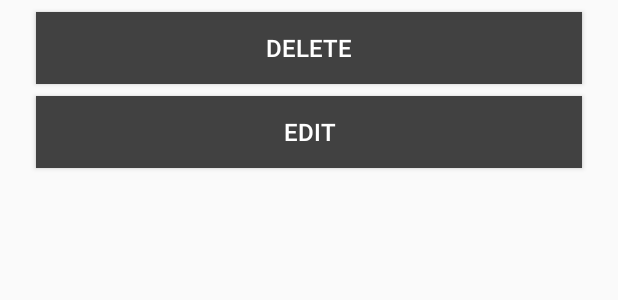
After one commit to gibbo49/MyBank, an Android app: the layout options_menu.xml on its own in the app's theme, with its tools: preview values and no code run, on a phone screen of 412 x 824 dp. The commit adds this screen. Shown: the top 300 px of the screen. Run offline under Robolectric (Android 15) with nearby library versions, the phone set to English and light mode, and no system bars.

Commit message:
options menu added, delete function working

```diff
--- a/app/src/main/AndroidManifest.xml
+++ b/app/src/main/AndroidManifest.xml
@@ -23,7 +23,9 @@
         </activity>
         <activity android:name=".AddExpenseActivity" />
         <activity android:name=".LoginActivity" />
-        <activity android:name=".RegisterActivity"></activity>
+        <activity android:name=".RegisterActivity" />
+        <activity android:name=".ItemOptionsActivity" />
+        <activity android:name=".UpdateItemActivity"></activity>
     </application>
 
 </manifest>
--- a/app/src/main/java/com/chrisgibson/mybank/Item.kt
+++ b/app/src/main/java/com/chrisgibson/mybank/Item.kt
@@ -1,3 +1,3 @@
 package com.chrisgibson.mybank
 
-data class Item constructor(val itemName: String, val itemPrice: String, val itemCategory: String, val categoryIcon:Long)
+data class Item constructor(val itemName: String, val itemPrice: String, val itemCategory: String, val categoryIcon:Long, val user:String, val documentId:String)
--- /dev/null
+++ b/app/src/main/java/com/chrisgibson/mybank/ItemOptionsClickListener.kt
@@ -0,0 +1,6 @@
+package com.chrisgibson.mybank
+
+interface ItemOptionsClickListener {
+    fun itemOptionsMenuClicked(item: Item){
+    }
+}
--- /dev/null
+++ b/app/src/main/res/layout/options_menu.xml
@@ -0,0 +1,41 @@
+<?xml version="1.0" encoding="utf-8"?>
+<android.support.constraint.ConstraintLayout xmlns:android="http://schemas.android.com/apk/res/android"
+    xmlns:app="http://schemas.android.com/apk/res-auto"
+    xmlns:tools="http://schemas.android.com/tools"
+    android:layout_width="match_parent"
+    android:layout_height="wrap_content">
+
+    <Button
+        android:id="@+id/option_delete_btn"
+        android:layout_width="0dp"
+        android:layout_height="wrap_content"
+        android:layout_marginEnd="24dp"
+        android:layout_marginStart="24dp"
+        android:layout_marginTop="8dp"
+        android:background="@color/colorPrimary"
+        android:text="Delete"
+        android:textColor="@color/cardview_light_background"
+        android:textSize="16sp"
+        app:layout_constraintEnd_toEndOf="parent"
+        app:layout_constraintHorizontal_bias="0.5"
+        app:layout_constraintStart_toStartOf="parent"
+        app:layout_constraintTop_toTopOf="parent" />
+
+    <Button
+        android:id="@+id/option_edit_btn"
+        android:layout_width="0dp"
+        android:layout_height="wrap_content"
+        android:layout_marginBottom="8dp"
+        android:layout_marginEnd="24dp"
+        android:layout_marginStart="24dp"
+        android:layout_marginTop="8dp"
+        android:background="@color/colorPrimary"
+        android:text="Edit"
+        android:textColor="@color/cardview_light_background"
+        android:textSize="16sp"
+        app:layout_constraintBottom_toBottomOf="parent"
+        app:layout_constraintEnd_toEndOf="parent"
+        app:layout_constraintHorizontal_bias="0.5"
+        app:layout_constraintStart_toStartOf="parent"
+        app:layout_constraintTop_toBottomOf="@+id/option_delete_btn" />
+</android.support.constraint.ConstraintLayout>
--- a/app/src/main/res/values/strings.xml
+++ b/app/src/main/res/values/strings.xml
@@ -6,6 +6,7 @@
     <string name="facebook_app_id">1691333370931926</string>
     <string name="fb_login_protocol_scheme">fb1691333370931926</string>
     <string name="welcome_login">Welcome to MyBank\nPlease Log in</string>
+    <string name="total">WEEKLY TOTAL: \n$ %.2f</string>
 
 
 </resources>
```
Also changed, not shown: app/src/main/java/com/chrisgibson/mybank/AddExpenseActivity.kt (+3 -5 lines), app/src/main/java/com/chrisgibson/mybank/ItemsAdapter.kt (+12 -1 lines), app/src/main/java/com/chrisgibson/mybank/ListActivity.kt (+77 -16 lines), app/src/main/java/com/chrisgibson/mybank/UpdateItemActivity.kt (added, +12 -0 lines), app/src/main/res/layout/activity_update_item.xml (added, +9 -0 lines).
